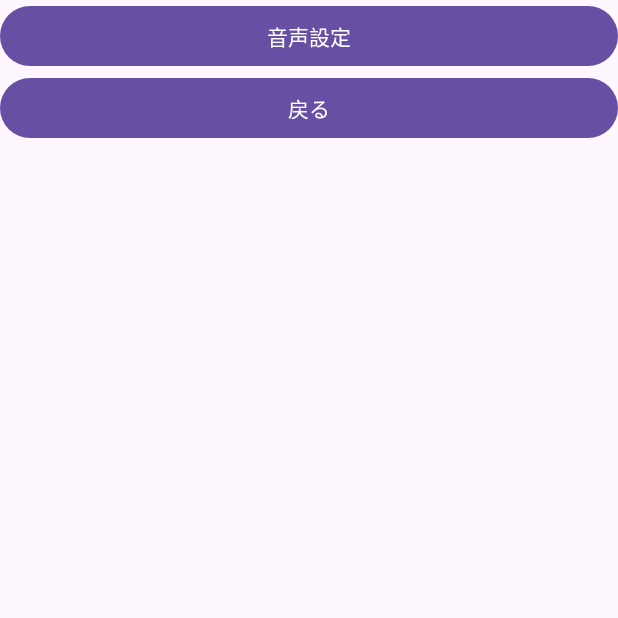
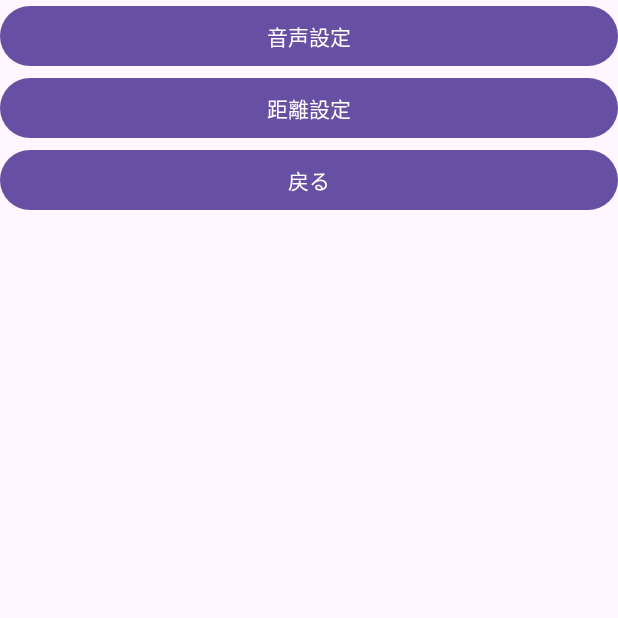
Before and after one commit to nago4/MyApplication10, an Android app: the settei screen opened directly, with no data from a screen before it, on a phone screen of 412 x 824 dp, the top half of it. Run offline under Robolectric (Android 15) with nearby library versions, the phone set to English and light mode, and no system bars.

Commit message:
距離設定に関するボタンと画面の追加

```diff
--- a/app/src/main/AndroidManifest.xml
+++ b/app/src/main/AndroidManifest.xml
@@ -4,7 +4,6 @@
 
     <uses-permission android:name="android.permission.ACCESS_FINE_LOCATION" />
     <uses-permission android:name="android.permission.ACCESS_COARSE_LOCATION" />
-
     <uses-permission android:name="android.permission.ACCESS_FINE_LOCATION" />
 
     <application
@@ -17,6 +16,9 @@
         android:supportsRtl="true"
         android:theme="@style/Theme.MyApplication10"
         tools:targetApi="31">
+        <activity
+            android:name=".distance"
+            android:exported="false" />
         <activity
             android:name=".music"
             android:exported="false" />
--- a/app/src/main/java/com/example/myapplication10/settei.java
+++ b/app/src/main/java/com/example/myapplication10/settei.java
@@ -19,6 +19,11 @@
         startActivity(intent);
     }
 
+    public void onButton12(View v) {
+        Intent intent = new Intent(this, distance.class);
+        startActivity(intent);
+    }
+
     public void onButton4(View v) {
         Intent intent = new Intent(this, MainActivity.class);
         startActivity(intent);
--- a/app/src/main/res/layout/activity_settei.xml
+++ b/app/src/main/res/layout/activity_settei.xml
@@ -16,6 +16,14 @@
     android:layout_gravity="center"
     android:onClick="onButton3"
     />
+    <Button
+        android:id="@+id/distance"
+        android:layout_width="match_parent"
+        android:layout_height="wrap_content"
+        android:text="距離設定"
+        android:layout_gravity="center"
+        android:onClick="onButton12"
+        />
 
 <Button
     android:id="@+id/mainback"
```
Also changed, not shown: app/src/main/java/com/example/myapplication10/distance.java (added, +14 -0 lines), app/src/main/res/layout/activity_distance.xml (added, +9 -0 lines).
